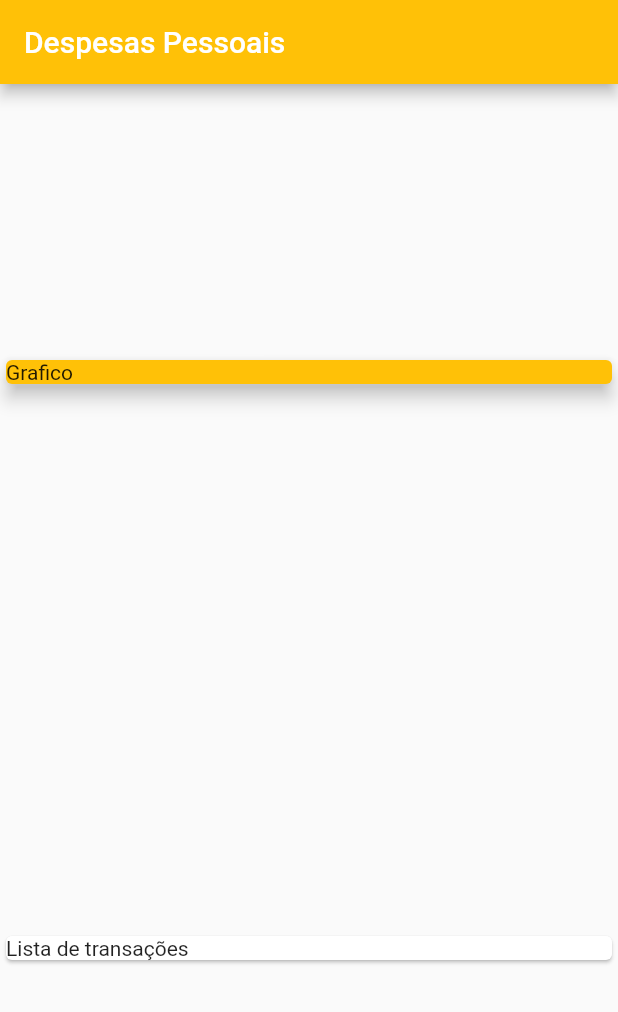
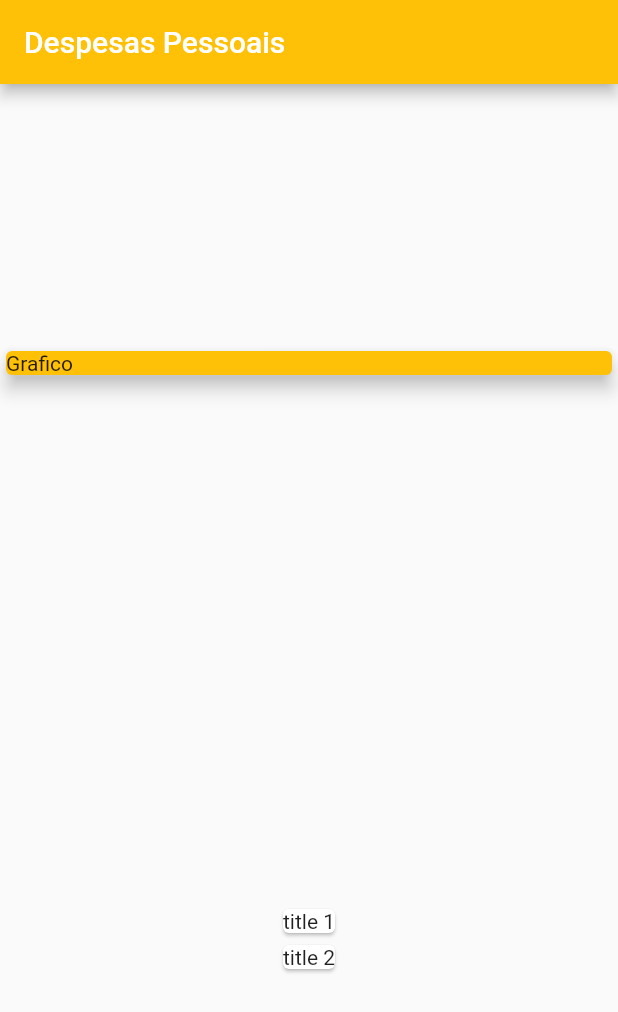
Before and after one commit to renansantos07/learning_flutter, a Flutter app: the screen it shows after launch, on a phone screen of 412 x 824 dp. Shown: the top 1012 px of the screen. Run offline on Flutter 3.47's test engine with Material 2 defaults, Android fonts, the phone set to English and light mode, and no system bars; missing offline and left inert: dart:ffi.

Commit message:
utilizando map para renderizar lista

```diff
--- a/ryc_expenses/lib/main.dart
+++ b/ryc_expenses/lib/main.dart
@@ -52,8 +52,12 @@ class MyHome extends StatelessWidget {
               child: Text("Grafico"),
             ),
           ),
-          Card(
-            child: const Text("Lista de transações"),
+          Column(
+            children: _transactions.map((elem) {
+              return Card(
+                child: Text(elem.title),
+              );
+            }).toList(),
           ),
         ],
       ),
```
